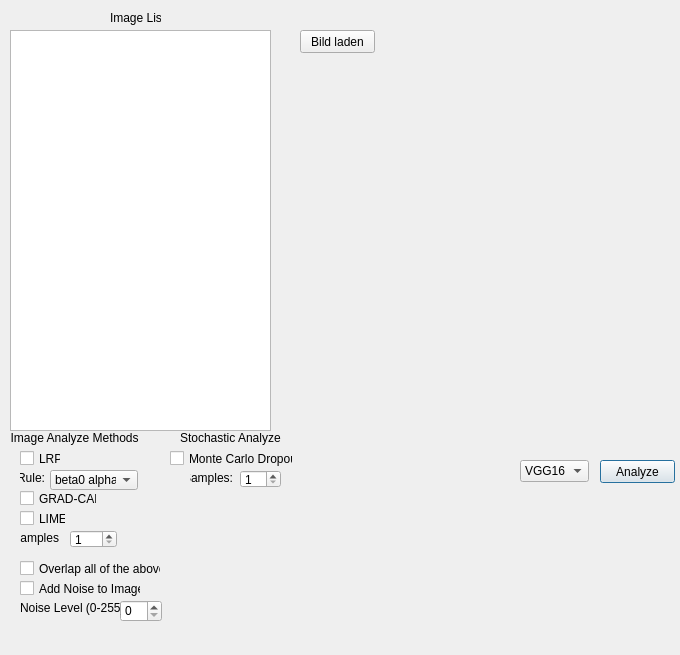
This is FRAMEWORK/TestUI.ui in DevTimBo/DEEPL-Project as Qt 5 draws it before an edit. The edited form follows.
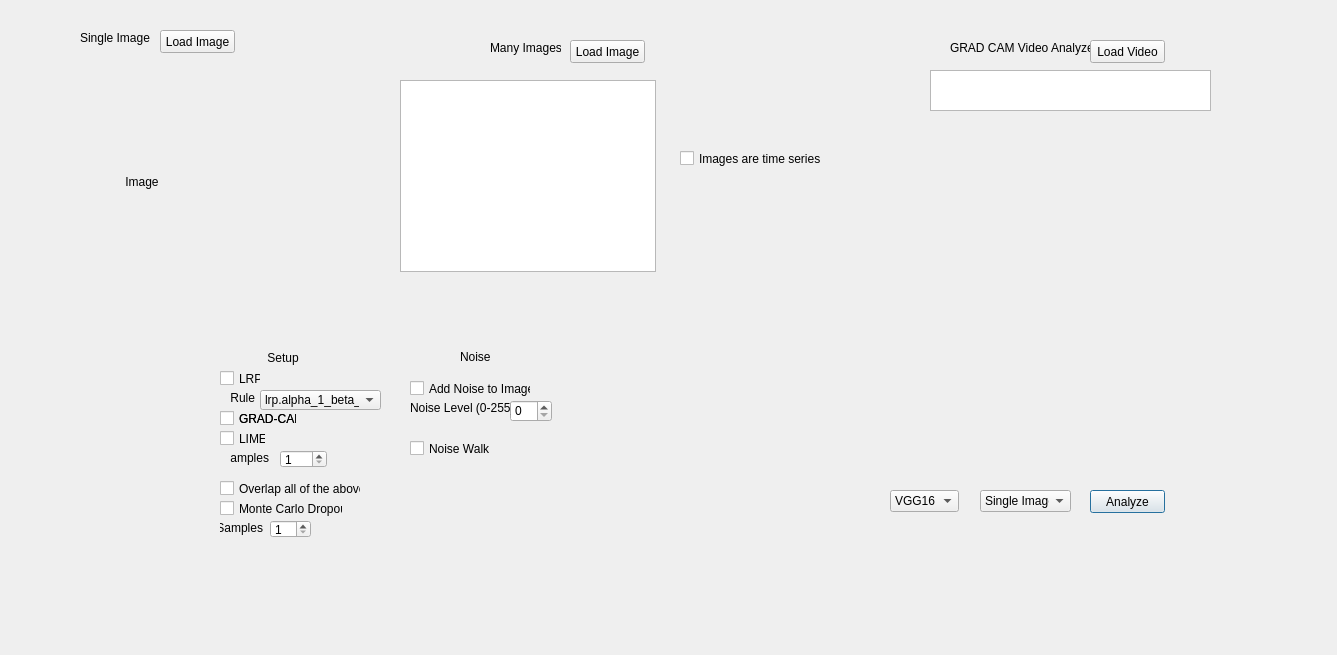
This is the edited form.

Commit message: ui + most of single image analyze functionality works

What changed in the file:
```diff
--- a/FRAMEWORK/TestUI.ui
+++ b/FRAMEWORK/TestUI.ui
@@ -6,7 +6,7 @@
    <rect>
     <x>0</x>
     <y>0</y>
-    <width>680</width>
+    <width>1337</width>
     <height>655</height>
    </rect>
   </property>
@@ -20,10 +20,10 @@
    <string>PYTHON PRJ - Image Filter</string>
   </property>
   <property name="autoFillBackground">
-   <bool>false</bool>
+   <bool>true</bool>
   </property>
   <property name="styleSheet">
-   <string notr="true">selection-color: rgb(255, 0, 0);</string>
+   <string notr="true">selection-color: rgb(150, 150, 150);</string>
   </property>
   <property name="sizeGripEnabled">
    <bool>false</bool>
@@ -31,21 +31,21 @@
   <widget class="QLabel" name="label_5">
    <property name="geometry">
     <rect>
-     <x>110</x>
-     <y>10</y>
-     <width>51</width>
+     <x>80</x>
+     <y>30</y>
+     <width>111</width>
      <height>16</height>
     </rect>
    </property>
    <property name="text">
-    <string>Image List</string>
+    <string>Single Image</string>
    </property>
   </widget>
-  <widget class="QCheckBox" name="checkBox">
+  <widget class="QCheckBox" name="overlap_box">
    <property name="geometry">
     <rect>
-     <x>20</x>
-     <y>560</y>
+     <x>220</x>
+     <y>480</y>
      <width>141</width>
      <height>17</height>
     </rect>
@@ -54,24 +54,11 @@
     <string>Overlap all of the above</string>
    </property>
   </widget>
-  <widget class="QLabel" name="label_6">
-   <property name="geometry">
-    <rect>
-     <x>180</x>
-     <y>430</y>
-     <width>101</width>
-     <height>16</height>
-    </rect>
-   </property>
-   <property name="text">
-    <string>Stochastic Analyzer</string>
-   </property>
-  </widget>
   <widget class="QCheckBox" name="checkBox_5">
    <property name="geometry">
     <rect>
-     <x>20</x>
-     <y>580</y>
+     <x>410</x>
+     <y>380</y>
      <width>121</width>
      <height>17</height>
     </rect>
@@ -83,8 +70,8 @@
   <widget class="QSpinBox" name="spinBox_3">
    <property name="geometry">
     <rect>
-     <x>120</x>
-     <y>600</y>
+     <x>510</x>
+     <y>400</y>
      <width>42</width>
      <height>22</height>
     </rect>
@@ -96,8 +83,8 @@
   <widget class="QLabel" name="label_7">
    <property name="geometry">
     <rect>
-     <x>20</x>
-     <y>600</y>
+     <x>410</x>
+     <y>400</y>
      <width>101</width>
      <height>16</height>
     </rect>
@@ -109,8 +96,8 @@
   <widget class="QComboBox" name="comboBox_2">
    <property name="geometry">
     <rect>
-     <x>520</x>
-     <y>460</y>
+     <x>890</x>
+     <y>490</y>
      <width>69</width>
      <height>22</height>
     </rect>
@@ -124,8 +111,8 @@
   <widget class="QLabel" name="label">
    <property name="geometry">
     <rect>
-     <x>0</x>
-     <y>430</y>
+     <x>210</x>
+     <y>350</y>
      <width>146</width>
      <height>16</height>
     </rect>
@@ -134,7 +121,7 @@
     <enum>Qt::LeftToRight</enum>
    </property>
    <property name="text">
-    <string> Image Analyze Methods</string>
+    <string>Setup</string>
    </property>
    <property name="alignment">
     <set>Qt::AlignCenter</set>
@@ -143,8 +130,8 @@
   <widget class="QCheckBox" name="checkBoxLRP">
    <property name="geometry">
     <rect>
-     <x>20</x>
-     <y>450</y>
+     <x>220</x>
+     <y>370</y>
      <width>41</width>
      <height>17</height>
     </rect>
@@ -156,8 +143,8 @@
   <widget class="QCheckBox" name="checkBox_3">
    <property name="geometry">
     <rect>
-     <x>20</x>
-     <y>490</y>
+     <x>220</x>
+     <y>410</y>
      <width>77</width>
      <height>17</height>
     </rect>
@@ -169,8 +156,8 @@
   <widget class="QCheckBox" name="checkBox_2">
    <property name="geometry">
     <rect>
-     <x>170</x>
-     <y>450</y>
+     <x>220</x>
+     <y>500</y>
      <width>123</width>
      <height>17</height>
     </rect>
@@ -182,8 +169,8 @@
   <widget class="QCheckBox" name="checkBox_4">
    <property name="geometry">
     <rect>
-     <x>20</x>
-     <y>510</y>
+     <x>220</x>
+     <y>430</y>
      <width>46</width>
      <height>17</height>
     </rect>
@@ -195,8 +182,8 @@
   <widget class="QPushButton" name="pushButtonK">
    <property name="geometry">
     <rect>
-     <x>600</x>
-     <y>460</y>
+     <x>1090</x>
+     <y>490</y>
      <width>75</width>
      <height>23</height>
     </rect>
@@ -208,43 +195,28 @@
   <widget class="QPushButton" name="pushButtonL">
    <property name="geometry">
     <rect>
-     <x>300</x>
+     <x>160</x>
      <y>30</y>
      <width>75</width>
      <height>23</height>
     </rect>
    </property>
    <property name="text">
-    <string>Bild laden</string>
+    <string>Load Image</string>
    </property>
   </widget>
-  <widget class="QListWidget" name="image_list_widget">
+  <widget class="QComboBox" name="lrp_rule_box">
    <property name="geometry">
     <rect>
-     <x>10</x>
-     <y>30</y>
-     <width>261</width>
-     <height>401</height>
-    </rect>
-   </property>
-  </widget>
-  <widget class="QComboBox" name="comboBox">
-   <property name="geometry">
-    <rect>
-     <x>50</x>
-     <y>470</y>
-     <width>88</width>
+     <x>260</x>
+     <y>390</y>
+     <width>121</width>
      <height>20</height>
     </rect>
    </property>
    <item>
     <property name="text">
-     <string>beta0 alpha1</string>
-    </property>
-   </item>
-   <item>
-    <property name="text">
-     <string>presetA</string>
+     <string>lrp.alpha_1_beta_0</string>
     </property>
    </item>
    <item>
@@ -256,14 +228,14 @@
   <widget class="QLabel" name="label_2">
    <property name="geometry">
     <rect>
-     <x>20</x>
-     <y>470</y>
+     <x>230</x>
+     <y>390</y>
      <width>25</width>
      <height>16</height>
     </rect>
    </property>
    <property name="text">
-    <string>Rule:</string>
+    <string>Rule</string>
    </property>
    <property name="alignment">
     <set>Qt::AlignRight|Qt::AlignTrailing|Qt::AlignVCenter</set>
@@ -272,8 +244,8 @@
   <widget class="QLabel" name="label_4">
    <property name="geometry">
     <rect>
-     <x>20</x>
-     <y>530</y>
+     <x>230</x>
+     <y>450</y>
      <width>39</width>
      <height>16</height>
     </rect>
@@ -288,8 +260,8 @@
   <widget class="QSpinBox" name="spinBox">
    <property name="geometry">
     <rect>
-     <x>70</x>
-     <y>530</y>
+     <x>280</x>
+     <y>450</y>
      <width>47</width>
      <height>18</height>
     </rect>
@@ -307,14 +279,14 @@
   <widget class="QLabel" name="label_3">
    <property name="geometry">
     <rect>
-     <x>190</x>
-     <y>470</y>
+     <x>220</x>
+     <y>520</y>
      <width>43</width>
      <height>16</height>
     </rect>
    </property>
    <property name="text">
-    <string>Samples:</string>
+    <string>Samples</string>
    </property>
    <property name="alignment">
     <set>Qt::AlignRight|Qt::AlignTrailing|Qt::AlignVCenter</set>
@@ -323,8 +295,8 @@
   <widget class="QSpinBox" name="spinBox_2">
    <property name="geometry">
     <rect>
-     <x>240</x>
-     <y>470</y>
+     <x>270</x>
+     <y>520</y>
      <width>41</width>
      <height>18</height>
     </rect>
@@ -336,6 +308,177 @@
     <number>100</number>
    </property>
   </widget>
+  <widget class="QLabel" name="single_image_label">
+   <property name="geometry">
+    <rect>
+     <x>30</x>
+     <y>70</y>
+     <width>224</width>
+     <height>224</height>
+    </rect>
+   </property>
+   <property name="text">
+    <string>Image</string>
+   </property>
+   <property name="alignment">
+    <set>Qt::AlignCenter</set>
+   </property>
+  </widget>
+  <widget class="QCheckBox" name="gradcam_checkbox">
+   <property name="geometry">
+    <rect>
+     <x>220</x>
+     <y>410</y>
+     <width>77</width>
+     <height>17</height>
+    </rect>
+   </property>
+   <property name="mouseTracking">
+    <bool>false</bool>
+   </property>
+   <property name="text">
+    <string>GRAD-CAM</string>
+   </property>
+   <property name="checkable">
+    <bool>true</bool>
+   </property>
+  </widget>
+  <widget class="QLabel" name="label_6">
+   <property name="geometry">
+    <rect>
+     <x>460</x>
+     <y>350</y>
+     <width>47</width>
+     <height>13</height>
+    </rect>
+   </property>
+   <property name="text">
+    <string>Noise</string>
+   </property>
+  </widget>
+  <widget class="QComboBox" name="analyze_mode">
+   <property name="geometry">
+    <rect>
+     <x>980</x>
+     <y>490</y>
+     <width>91</width>
+     <height>22</height>
+    </rect>
+   </property>
+   <item>
+    <property name="text">
+     <string>Single Image</string>
+    </property>
+   </item>
+   <item>
+    <property name="text">
+     <string>Many Images</string>
+    </property>
+   </item>
+   <item>
+    <property name="text">
+     <string>Video</string>
+    </property>
+   </item>
+  </widget>
+  <widget class="QLabel" name="label_9">
+   <property name="geometry">
+    <rect>
+     <x>490</x>
+     <y>40</y>
+     <width>71</width>
+     <height>16</height>
+    </rect>
+   </property>
+   <property name="text">
+    <string>Many Images</string>
+   </property>
+  </widget>
+  <widget class="QListWidget" name="image_list_widget">
+   <property name="geometry">
+    <rect>
+     <x>400</x>
+     <y>80</y>
+     <width>256</width>
+     <height>192</height>
+    </rect>
+   </property>
+  </widget>
+  <widget class="QLabel" name="label_10">
+   <property name="geometry">
+    <rect>
+     <x>950</x>
+     <y>40</y>
+     <width>141</width>
+     <height>16</height>
+    </rect>
+   </property>
+   <property name="text">
+    <string>GRAD CAM Video Analyzer</string>
+   </property>
+  </widget>
+  <widget class="QPushButton" name="button_load_many_images">
+   <property name="geometry">
+    <rect>
+     <x>570</x>
+     <y>40</y>
+     <width>75</width>
+     <height>23</height>
+    </rect>
+   </property>
+   <property name="text">
+    <string>Load Image</string>
+   </property>
+  </widget>
+  <widget class="QCheckBox" name="checkBox_7">
+   <property name="geometry">
+    <rect>
+     <x>680</x>
+     <y>150</y>
+     <width>141</width>
+     <height>17</height>
+    </rect>
+   </property>
+   <property name="text">
+    <string>Images are time series</string>
+   </property>
+  </widget>
+  <widget class="QPushButton" name="button_load_video">
+   <property name="geometry">
+    <rect>
+     <x>1090</x>
+     <y>40</y>
+     <width>75</width>
+     <height>23</height>
+    </rect>
+   </property>
+   <property name="text">
+    <string>Load Video</string>
+   </property>
+  </widget>
+  <widget class="QTextBrowser" name="video_text">
+   <property name="geometry">
+    <rect>
+     <x>930</x>
+     <y>70</y>
+     <width>281</width>
+     <height>41</height>
+    </rect>
+   </property>
+  </widget>
+  <widget class="QCheckBox" name="checkBox">
+   <property name="geometry">
+    <rect>
+     <x>410</x>
+     <y>440</y>
+     <width>81</width>
+     <height>17</height>
+    </rect>
+   </property>
+   <property name="text">
+    <string>Noise Walk</string>
+   </property>
+  </widget>
  </widget>
  <resources/>
  <connections/>
```
Left out of the diff: 12 changed lines with no effect on the pictures. The commit also changes 7 other files.
